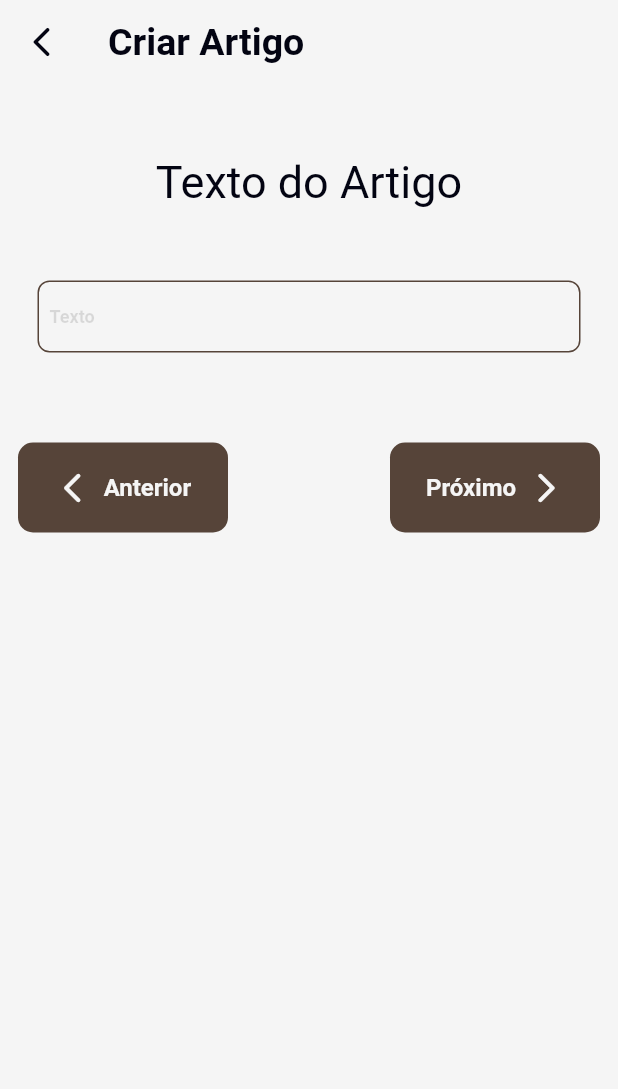
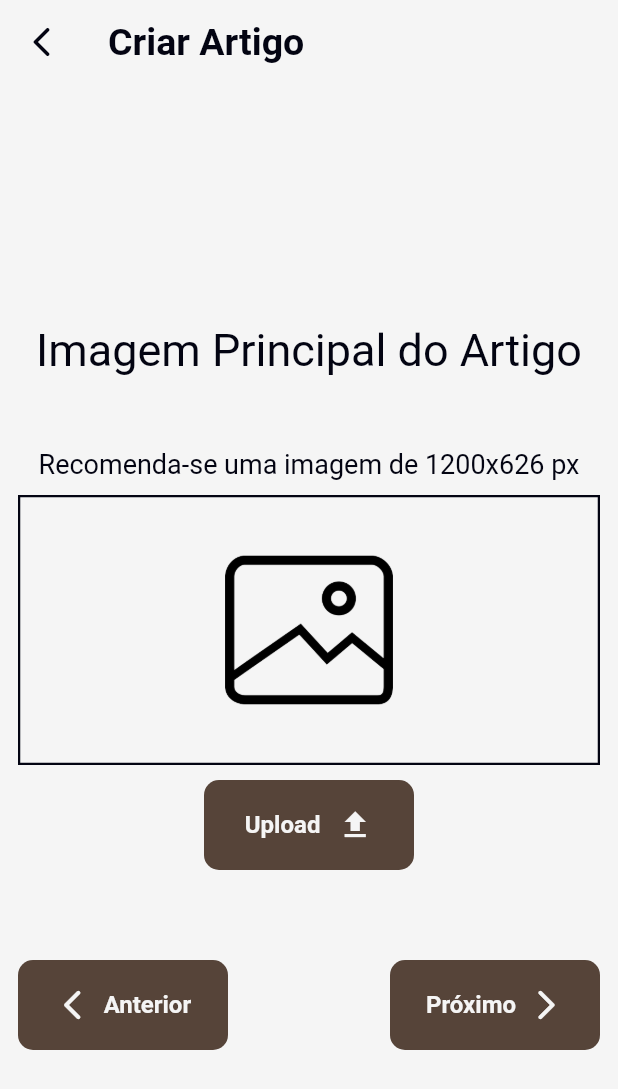
Before and after one commit to rescode-team/app_blog, a Flutter app: the CriarArtigoPage screen opened by its route, swiped to page 2, on a phone screen of 412 x 824 dp. Shown: the top 1089 px of the screen. Run offline on Flutter 3.47's test engine with Material 2 defaults, Android fonts, the phone set to English and light mode, and no system bars; our stand-ins replace cloud_firestore, firebase_auth, firebase_core, firebase_storage, flutter_mobx, flutter_snake_navigationbar and 8 more; missing offline and left inert: advanced_icon; accounts and stored records are empty; generated files the repository leaves out were written again; Roboto replaces fonts that are missing (Alexandria, Alice).

Commit message:
Feature:
adição da seção 'adicionar imagem principal'.

```diff
--- a/lib/View/artigo/criar_artigo_page.dart
+++ b/lib/View/artigo/criar_artigo_page.dart
@@ -1,8 +1,12 @@
+import 'dart:io';
 import 'package:app_blog/Model/models/TipoAcessoDataBase.dart';
+import 'package:app_blog/View/resources/assets_manager.dart';
 import 'package:app_blog/ViewModel/conta/conta_viewmodel.dart';
+import 'package:firebase_storage/firebase_storage.dart';
 import 'package:flutter/material.dart';
 import 'package:flutter/services.dart';
 import 'package:flutter_mobx/flutter_mobx.dart';
+import 'package:image_picker/image_picker.dart';
 import '../resources/color_manager.dart';
 import '../resources/strings_manager.dart';
 import '../resources/style_manager.dart';
@@ -17,8 +21,11 @@ class CriarArtigoPage extends StatefulWidget {
 
 class _CriarArtigoPageState extends State<CriarArtigoPage> {
 
+  final FirebaseStorage storage = FirebaseStorage.instance;
+
   final _formKey1 = GlobalKey<FormState>();
   final _formKey2 = GlobalKey<FormState>();
+  final _formKey3 = GlobalKey<FormState>();
 
   final TextEditingController _tituloController = TextEditingController();
   final TextEditingController _subTituloController = TextEditingController();
@@ -32,6 +39,49 @@ class _CriarArtigoPageState extends State<CriarArtigoPage> {
   final ContaViewModel _viewModel = ContaViewModel();
   _bind(){
     _viewModel.acessarDados(TipoAcesso.acessarDadosUsuario, context);
+  }
+
+  String filex = '';
+  bool uploading = false;
+  bool loading = true;
+  double total = 0;
+  dynamic arquivo;
+
+  Future<XFile?> getImage() async{
+    final ImagePicker _picker = ImagePicker();
+    XFile? image = await _picker.pickImage(source: ImageSource.gallery);
+    return image;
+  }
+
+  pickAndUploadImage() async {
+    XFile? file = await getImage();
+    if(file != null){
+      UploadTask task = await upload(file.path);
+      task.snapshotEvents.listen((TaskSnapshot snapshot) async{
+        if(snapshot.state == TaskState.running){
+          setState(() {
+            uploading = true;
+            total = (snapshot.bytesTransferred/snapshot.totalBytes)*100;
+          });
+        } else if(snapshot.state == TaskState.success){
+          arquivo = await snapshot.ref.getDownloadURL();
+          setState(() {
+            uploading = false;
+            filex = file.path;
+          });
+        }
+      });
+    }
+  }
+
+  Future<UploadTask> upload(String path) async{
+    File file = File(path);
+    try{
+      String ref = 'images/img-${DateTime.now().toString()}.jpg';
+      return storage.ref(ref).putFile(file);
+    } on FirebaseException catch(e){
+      throw Exception('Erro no upload: ${e.code}');
+    }
   }
 
   @override
@@ -72,8 +122,7 @@ class _CriarArtigoPageState extends State<CriarArtigoPage> {
         },
         children: [
           // titulo e subtitulo
-          Container(
-            child: Form(
+          Form(
             key: _formKey1,
             child: Column(
               mainAxisAlignment: MainAxisAlignment.center,
@@ -138,6 +187,72 @@ class _CriarArtigoPageState extends State<CriarArtigoPage> {
               ],
             ),
           ),
+
+
+          // imagem principal
+          Form(
+            key: _formKey2,
+            child: Column(
+              mainAxisAlignment: MainAxisAlignment.center,
+              crossAxisAlignment: CrossAxisAlignment.center,
+              children: [
+                const SizedBox(height: AppSize.s48),
+                Text(AppStrings.imagemPrincipalArtigo, style: getAliceStyle(color: ColorManager.preto, fontSize: AppSize.s30),),
+                const SizedBox(height: AppSize.s48,),
+                Text('Recomenda-se uma imagem de 1200x626 px', style: getAliceStyle(color: ColorManager.preto, fontSize: AppSize.s18),),
+                const SizedBox(height: AppSize.s10,),
+                Container(
+                  margin: const EdgeInsets.only(right: AppMargin.m12, left: AppMargin.m12),
+                  width: double.infinity,
+                  height: 180,
+                  decoration: BoxDecoration(
+                    border: Border.all(
+                      color: ColorManager.preto,
+                      width: 1.5
+                    ),
+                  ),
+                  child: uploading ? const Center(
+                    child: CircularProgressIndicator(color: ColorManager.marrom,),
+                  ) : arquivo == null ? Center(child: Image.asset(AssetsManager.withoutImage),)
+                      :
+                    SizedBox(
+                      width: double.infinity,
+                      height: 180,
+                      child: Image.network(arquivo, fit: BoxFit.cover, ),
+                    ),
+                ),
+                const SizedBox(height: AppSize.s10,),
+                GestureDetector(
+                  onTap: pickAndUploadImage,
+                  child: Container(
+                    width: AppSize.s140,
+                    height: AppSize.s60,
+                    padding: const EdgeInsets.all(AppPadding.p16),
+                    decoration: BoxDecoration(
+                        color: ColorManager.marrom,
+                        borderRadius: BorderRadius.circular(AppSize.s10)
+                    ),
+                    child: Row(
+                      mainAxisAlignment: MainAxisAlignment.spaceEvenly,
+                      children: uploading ? [const CircularProgressIndicator(color: ColorManager.branco)]:[
+                        Text('Upload', style: getAlexandriaStyle(color: ColorManager.branco, fontSize: AppSize.s16),),
+                        const Icon(Icons.upload, color: ColorManager.branco,)
+                      ],
+                    ),
+                  ),
+                ),
+                const SizedBox(height: AppSize.s48),
+                Row(
+                  mainAxisAlignment: MainAxisAlignment.spaceBetween,
+                  children: [
+                    _button(toNext: false),
+                    _button(
+                      toNext: true,
+                    )
+                  ],
+                )
+              ],
+            ),
           ),
 
 
@@ -147,7 +262,7 @@ class _CriarArtigoPageState extends State<CriarArtigoPage> {
             child: SingleChildScrollView(
               physics: const BouncingScrollPhysics(),
               child: Form(
-                key: _formKey2,
+                key: _formKey3,
                 child: Column(
                   mainAxisAlignment: MainAxisAlignment.center,
                   crossAxisAlignment: CrossAxisAlignment.center,
@@ -180,7 +295,7 @@ class _CriarArtigoPageState extends State<CriarArtigoPage> {
                       mainAxisAlignment: MainAxisAlignment.spaceBetween,
                       children: [
                         _button(toNext: false),
-                        _button(toNext: true, formKey: _formKey2)
+                        _button(toNext: true, formKey: _formKey3)
                       ],
                     )
                   ],
@@ -225,6 +340,12 @@ class _CriarArtigoPageState extends State<CriarArtigoPage> {
                               ),
                               height: 160,
                               width: double.infinity,
+                              child: arquivo == null ? Image.asset(AssetsManager.withoutImage, fit: BoxFit.cover,) :
+                              SizedBox(
+                                width: double.infinity,
+                                height: 180,
+                                child: Image.network(arquivo, fit: BoxFit.cover, ),
+                              ),
                             ),
                             const SizedBox(height: AppSize.s18,),
                             Text(_tituloController.text, style: getAliceStyle(color: ColorManager.preto, fontSize: AppSize.s25), textAlign: TextAlign.start,),
@@ -237,7 +358,8 @@ class _CriarArtigoPageState extends State<CriarArtigoPage> {
                           ],
                         ),
                       ),
-
+                      const SizedBox(height: AppSize.s48),
+                      Text(AppStrings.algoErradoArtigo, style: getAliceStyle(color: ColorManager.preto, fontSize: AppSize.s18), textAlign: TextAlign.center,),
                       const SizedBox(height: AppSize.s48),
                       Row(
                         mainAxisAlignment: MainAxisAlignment.spaceBetween,
@@ -271,9 +393,9 @@ class _CriarArtigoPageState extends State<CriarArtigoPage> {
   /// É possível setar a **formKey**. Sua função é indicar a chave global, para que seja possível verificar e validar os campos daquela respectiva chave.
   Widget _button({required bool toNext, GlobalKey<FormState>? formKey}){
     _toNext(){
-      if(_pageChanged==2){
+      if(_pageChanged==3){
         _pageController.animateToPage(
-          2,
+          3,
           duration: Duration(milliseconds: AppSize.s250.toInt()),
           curve: Curves.easeInOut
         );
--- a/lib/View/conta/editor_page.dart
+++ b/lib/View/conta/editor_page.dart
@@ -1,4 +1,5 @@
 import 'package:app_blog/Model/models/TipoSalvarDataBase.dart';
+import 'package:app_blog/View/common/gerador_id.dart';
 import 'package:app_blog/View/resources/strings_manager.dart';
 import 'package:app_blog/ViewModel/conta/conta_viewmodel.dart';
 import 'package:flutter/material.dart';
@@ -255,7 +256,7 @@ class _EditorPageState extends State<EditorPage> {
                         ),
                         child: Center(
                           child: IconButton(
-                              onPressed: ()=>_getImageGallery(),
+                              onPressed: ()=>GeradorId.gerarId(),
                               icon: const Icon(Icons.photo, color: ColorManager.marrom,)
                           ),
                         ),
--- a/lib/View/resources/assets_manager.dart
+++ b/lib/View/resources/assets_manager.dart
@@ -12,6 +12,7 @@ sealed class AssetsManager{
 
   static const String image = "$IMAGE_PATH/image.jpg";
   static const String defaultAccount = "$IMAGE_PATH/default_account.png";
+  static const String withoutImage = "$IMAGE_PATH/without_image.png";
 
 }
 
--- a/lib/View/resources/strings_manager.dart
+++ b/lib/View/resources/strings_manager.dart
@@ -41,6 +41,8 @@ sealed class AppStrings{
   static const String salvarMudancas = 'Salvar Mudanças';
 
   static const String antesCriarArtigo = 'Antes de criar o seu artigo, crie uma conta ou entre na sua.';
+  static const String algoErradoArtigo = 'Se algo não estiver da forma que deseja, volte aos campos anteriores e os altere.';
+  static const String imagemPrincipalArtigo = 'Imagem Principal do Artigo';
   static const String preView = 'Pré-visualização';
 
 }
--- a/lib/ViewModel/app.dart
+++ b/lib/ViewModel/app.dart
@@ -1,9 +1,6 @@
-import 'package:app_blog/Model/servicos/acessardados_service.dart';
 import 'package:app_blog/View/resources/routes_manager.dart';
 import 'package:app_blog/View/resources/theme_manager.dart';
-import 'package:app_blog/ViewModel/conta/conta_viewmodel.dart';
 import 'package:flutter/material.dart';
-import 'package:provider/provider.dart';
 
 class MyApp extends StatelessWidget {
   const MyApp._internal();
```
Also changed, not shown: assets/images/without_image.png (added). Lines whose indentation alone changed are shown as unchanged.
